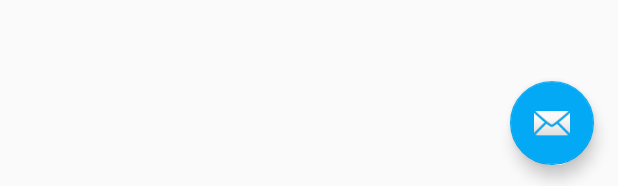
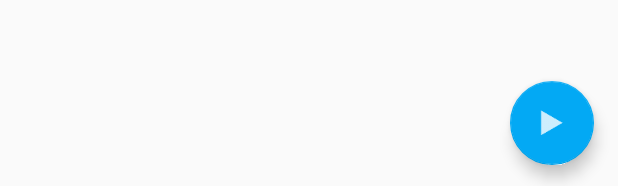
Before and after one commit to TBoehm/K-Recruitement-Test, an Android app: the layout activity_main.xml on its own in the app's theme, with its tools: preview values and no code run, on a phone screen of 412 x 824 dp. Shown: the part 1047-1233 px from the top of the screen. Run offline under Robolectric (Android 15) with nearby library versions, the phone set to English and light mode, and no system bars.

Commit message:
some UI adjustments related to MainActivity.java;

```diff
--- a/app/src/main/res/layout/activity_main.xml
+++ b/app/src/main/res/layout/activity_main.xml
@@ -17,9 +17,9 @@
 
     <include layout="@layout/content_main" />
 
-    <android.support.design.widget.FloatingActionButton android:id="@+id/fab"
+    <android.support.design.widget.FloatingActionButton android:id="@+id/ma_start_stop_fab"
         android:layout_width="wrap_content" android:layout_height="wrap_content"
         android:layout_gravity="bottom|end" android:layout_margin="@dimen/fab_margin"
-        android:src="@android:drawable/ic_dialog_email" />
+        android:src="@drawable/ic_action_start" />
 
 </android.support.design.widget.CoordinatorLayout>
--- a/app/src/main/res/layout/content_main.xml
+++ b/app/src/main/res/layout/content_main.xml
@@ -1,11 +1,11 @@
 <?xml version="1.0" encoding="utf-8"?>
-<RelativeLayout xmlns:android="http://schemas.android.com/apk/res/android"
-    xmlns:tools="http://schemas.android.com/tools"
-    xmlns:app="http://schemas.android.com/apk/res-auto" android:layout_width="match_parent"
-    android:layout_height="match_parent" android:paddingLeft="@dimen/activity_horizontal_margin"
-    android:paddingRight="@dimen/activity_horizontal_margin"
-    android:paddingTop="@dimen/activity_vertical_margin"
-    android:paddingBottom="@dimen/activity_vertical_margin"
-    app:layout_behavior="@string/appbar_scrolling_view_behavior"
-    tools:showIn="@layout/activity_main" tools:context=".MainActivity">
-</RelativeLayout>
+<LinearLayout xmlns:android="http://schemas.android.com/apk/res/android"
+    android:orientation="vertical" android:layout_width="match_parent"
+    android:layout_height="match_parent">
+
+    <ListView
+        android:layout_width="match_parent"
+        android:layout_height="wrap_content"
+        android:id="@+id/ma_listview"
+        android:layout_gravity="center_horizontal" />
+</LinearLayout>
--- a/app/src/main/res/values/dimens.xml
+++ b/app/src/main/res/values/dimens.xml
@@ -3,4 +3,6 @@
     <dimen name="activity_horizontal_margin">16dp</dimen>
     <dimen name="activity_vertical_margin">16dp</dimen>
     <dimen name="fab_margin">16dp</dimen>
+    <dimen name="half_margin">8dp</dimen>
+    <dimen name="double_margin">8dp</dimen>
 </resources>
--- a/app/src/main/res/values/strings.xml
+++ b/app/src/main/res/values/strings.xml
@@ -5,4 +5,6 @@
     // Main View
     <string name="ma_tracking_started">Walk tracking started.</string>
     <string name="ma_tracking_stopped">Walk tracking stopped.</string>
+
+    <string name="ma_photo_subheading">by 1$%s</string>
 </resources>
```
Also changed, not shown: app/src/main/java/com/toboehm/walktracker/MainActivity.java (+8 -5 lines).
